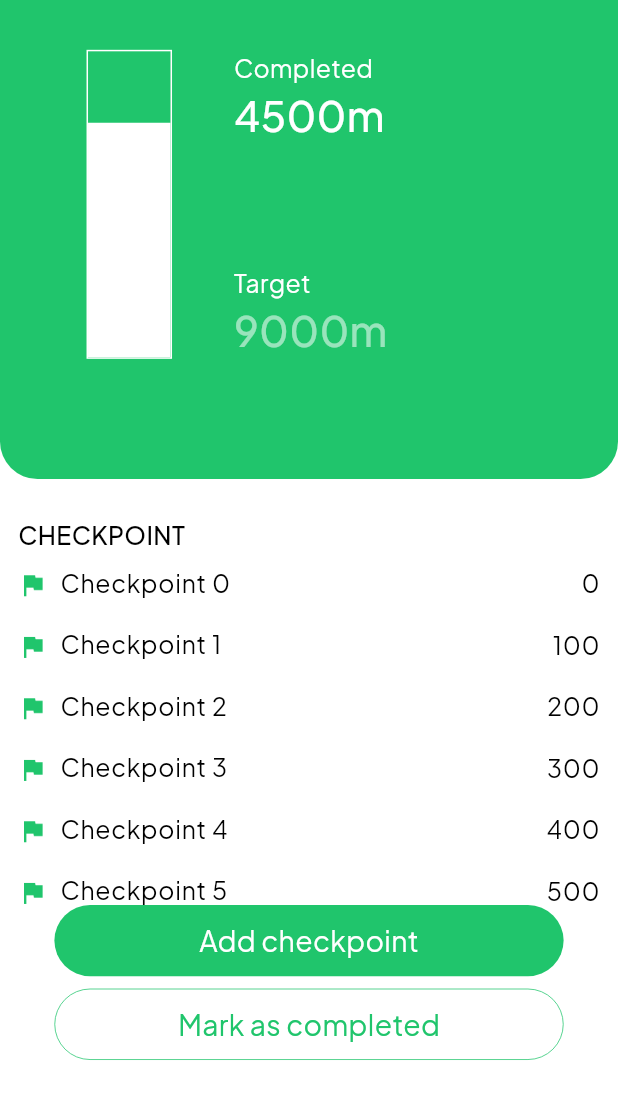
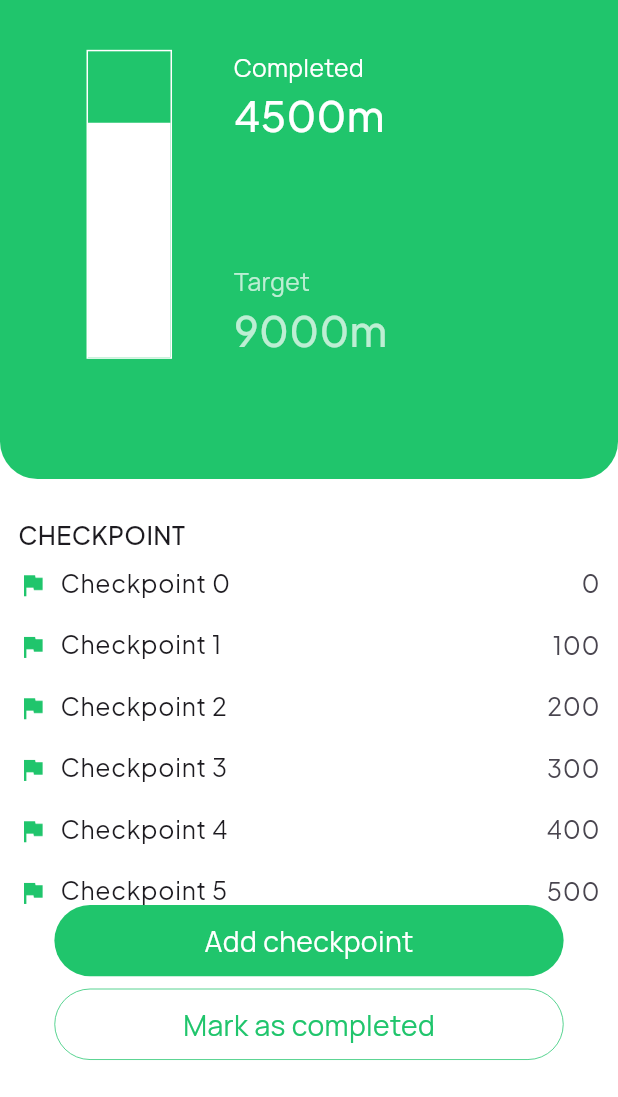
Before and after one commit to MonirNoyon/walkmate, a Flutter app: the Congrats screen opened by its route, after a tap on "Home", after a tap on "Set limit", on a phone screen of 412 x 824 dp, the part 139-1236 px from its top. Run offline on Flutter 3.47's test engine with Material 2 defaults, Android fonts, the phone set to English and light mode, and no system bars; our stand-ins replace flutter_animate, flutter_riverpod, flutter_svg, go_router, google_fonts, sizer.

Commit message:
change dynamic text color settings according to theme

```diff
--- a/lib/feature/common_widget/custom_appbar.dart
+++ b/lib/feature/common_widget/custom_appbar.dart
@@ -1,6 +1,7 @@
 import 'package:flutter/material.dart';
 import 'package:flutter_riverpod/flutter_riverpod.dart';
 import 'package:flutter_svg/svg.dart';
+import 'package:google_fonts/google_fonts.dart';
 
 import '../../data/app_state_management.dart';
 import '../../resources/assets_manager.dart';
@@ -21,7 +22,9 @@ class CustomAppBar extends ConsumerWidget {
       children: [
         CustomText(
             text: 'WalkMate',
-            textColor: isTitleColorChange ? Colors.white : ColorManager.primary,
+            textStyle: GoogleFonts.plusJakartaSans(
+              color: isTitleColorChange ? Colors.white : ColorManager.primary
+            ),
             fontSize: FontSize.s14,
             fontWeight: FontWeightManager.semiBold),
         GestureDetector(
--- a/lib/feature/common_widget/custom_button.dart
+++ b/lib/feature/common_widget/custom_button.dart
@@ -58,7 +58,9 @@ Widget CustomButton({
         child: Center(
           child: CustomText(
               text: text,
-            textColor: textColor,
+            textStyle: GoogleFonts.manrope(
+              color: isBorder ? ColorManager.primary : Colors.white
+            ),
             fontWeight: fontWeight,
             fontSize: fontSize.sp
           ),
--- a/lib/feature/common_widget/custom_text.dart
+++ b/lib/feature/common_widget/custom_text.dart
@@ -4,14 +4,13 @@ import 'package:sizer/sizer.dart';
 
 Widget CustomText({
   required String text,
-  Color textColor = Colors.black,
   double fontSize = 12,
-  FontWeight fontWeight = FontWeight.w400
+  FontWeight fontWeight = FontWeight.w400,
+  TextStyle? textStyle,
 })=>Text(
   text,
   style: GoogleFonts.plusJakartaSans(
-    color: textColor,
     fontSize: fontSize.sp,
     fontWeight: fontWeight
-  ),
+  ).merge(textStyle),
 );
--- a/lib/feature/congrats/congrates.dart
+++ b/lib/feature/congrats/congrates.dart
@@ -1,6 +1,7 @@
 import 'package:flutter/material.dart';
 import 'package:flutter_svg/svg.dart';
 import 'package:go_router/go_router.dart';
+import 'package:google_fonts/google_fonts.dart';
 import 'package:sizer/sizer.dart';
 import 'package:walkmate/config/route/app_routes.dart';
 import 'package:walkmate/feature/common_widget/custom_appbar.dart';
@@ -56,7 +57,9 @@ class _CongratsState extends State<Congrats> {
               ),
             child: CustomText(
                 text: 'Congratulations\non Reaching Your\nTarget',
-                    textColor: ColorManager.primary,
+              textStyle: GoogleFonts.plusJakartaSans(
+                color: ColorManager.primary
+              ),
               fontSize: 22,
               fontWeight: FontWeightManager.medium
                     ),
@@ -69,7 +72,6 @@ class _CongratsState extends State<Congrats> {
               ),
             child: CustomText(
                 text: 'Your determination and effort is\ninspiring. Keep pushing yourself to\nreach new heights',
-
               fontSize: 12,
               fontWeight: FontWeightManager.light
                     ),
--- a/lib/feature/landing/set_landing.dart
+++ b/lib/feature/landing/set_landing.dart
@@ -65,7 +65,9 @@ class _SetLandingPageState extends State<SetLandingPage> {
                         ),
                         child: CustomText(
                             text: 'Set your walking goal today!',
-                            textColor: Colors.white,
+                            textStyle: GoogleFonts.plusJakartaSans(
+                              color: Colors.white
+                            ),
                             fontSize: FontSize.s24,
                             fontWeight: FontWeightManager.medium)),
                     Padding(
@@ -76,7 +78,9 @@ class _SetLandingPageState extends State<SetLandingPage> {
                         child: CustomText(
                             text:
                                 'Your determination and effort is inspiring. Keep pushing yourself to reach new heights.',
-                            textColor: Colors.white,
+                            textStyle: GoogleFonts.plusJakartaSans(
+                                color: Colors.white
+                            ),
                             fontSize: FontSize.s12,
                             fontWeight: FontWeightManager.light)),
                   ],
--- a/lib/feature/landing/widget/custom_slider.dart
+++ b/lib/feature/landing/widget/custom_slider.dart
@@ -1,4 +1,5 @@
 import 'package:flutter/material.dart';
+import 'package:google_fonts/google_fonts.dart';
 import 'package:sizer/sizer.dart';
 
 import '../../../resources/font_manager.dart';
@@ -78,11 +79,15 @@ class _CustomSliderState extends State<CustomSlider> {
               children: [
                 CustomText(
                     text: "Completed",
-                    textColor: Colors.white
+                  textStyle: GoogleFonts.manrope(
+                    color: Colors.white
+                  )
                 ),
                 CustomText(
                     text: "4500m",
-                    textColor: Colors.white,
+                    textStyle: GoogleFonts.plusJakartaSans(
+                      color: Colors.white
+                    ),
                     fontSize: FontSize.s20,
                     fontWeight: FontWeightManager.medium
                 ),
@@ -93,11 +98,15 @@ class _CustomSliderState extends State<CustomSlider> {
               children: [
                 CustomText(
                     text: "Target",
-                    textColor: Colors.white
+                    textStyle: GoogleFonts.manrope(
+                        color: Colors.white70
+                    )
                 ),
                 CustomText(
                     text: "9000m",
-                    textColor: Colors.white54,
+                    textStyle: GoogleFonts.plusJakartaSans(
+                        color: Colors.white70
+                    ),
                     fontSize: FontSize.s20,
                     fontWeight: FontWeightManager.medium
                 ),
```
